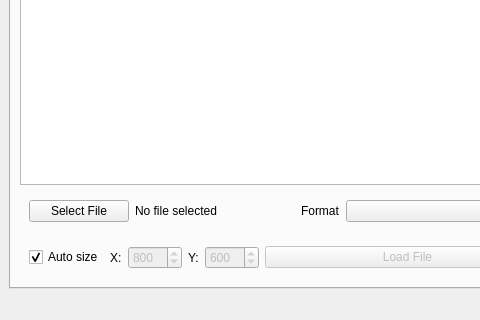
Qt form qtobjectdetector.ui (feugen/QtObjectDetector) before a commit; both pictures show x 0 to 480 and y 280 to 600 of the 800 by 600 pixel window.
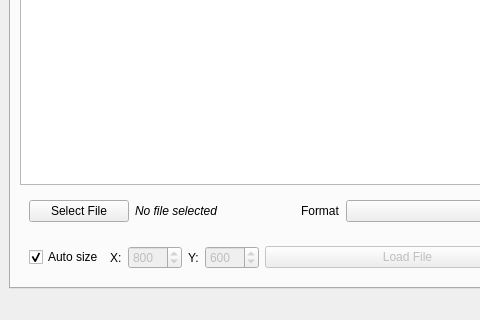
The same form after that commit.

Commit message: using unique_ptr, added new function

```diff
--- a/qtobjectdetector.ui
+++ b/qtobjectdetector.ui
@@ -169,6 +169,17 @@
                  <height>0</height>
                 </size>
                </property>
+               <property name="maximumSize">
+                <size>
+                 <width>160</width>
+                 <height>16777215</height>
+                </size>
+               </property>
+               <property name="font">
+                <font>
+                 <italic>true</italic>
+                </font>
+               </property>
                <property name="text">
                 <string>No file selected</string>
                </property>
```
Left out of the diff: 8 changed lines with no effect on the pictures. The commit also changes 2 other files.
